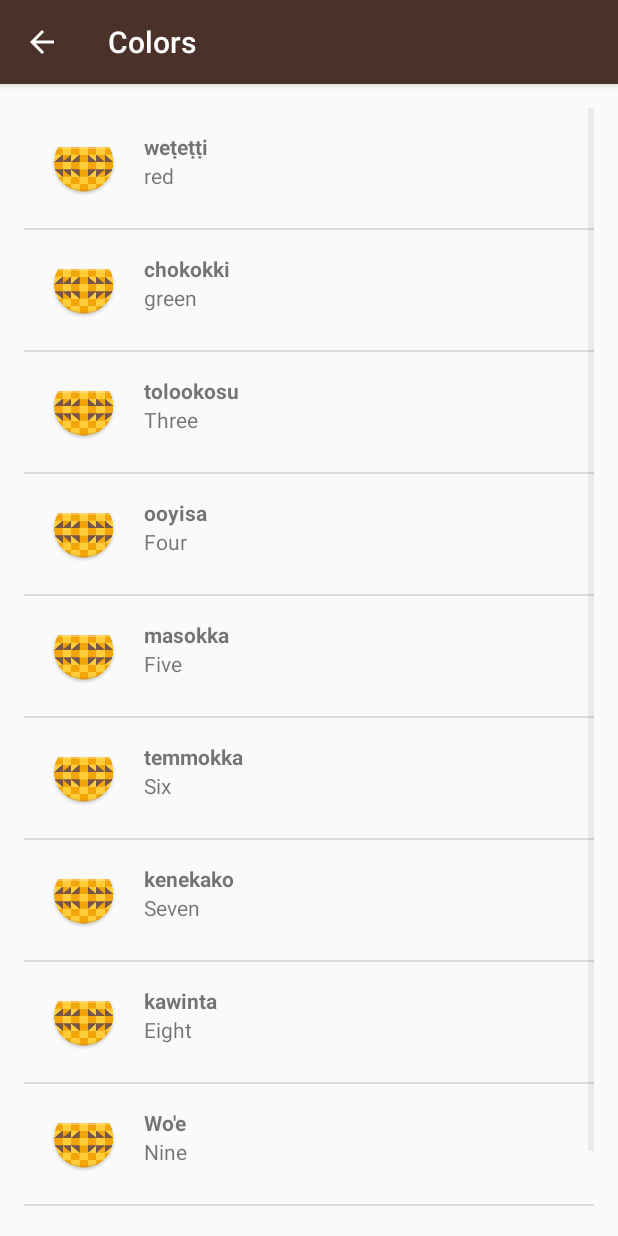
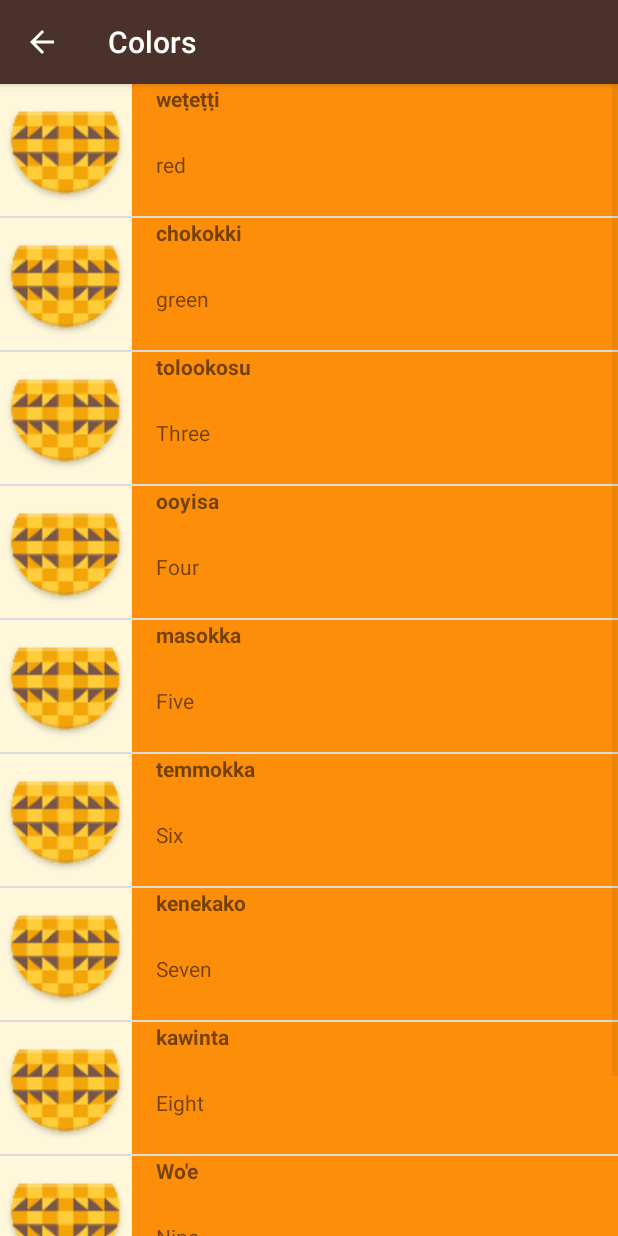
Before and after one commit to nirmaljoshua91/ud839_Miwok-lesson-one, an Android app: the ColorsActivity screen opened directly, with no data from a screen before it, on a phone screen of 412 x 824 dp. Run offline under Robolectric (Android 15) with nearby library versions, the phone set to English and light mode, and no system bars; 1 statement that could not run was skipped.

Commit message:
Vishual Polish_5_11

```diff
--- a/app/src/main/res/layout/activity_colors.xml
+++ b/app/src/main/res/layout/activity_colors.xml
@@ -17,10 +17,10 @@
     xmlns:tools="http://schemas.android.com/tools"
     android:layout_width="match_parent"
     android:layout_height="match_parent"
-    android:paddingBottom="@dimen/activity_vertical_margin"
+
     android:paddingLeft="@dimen/activity_horizontal_margin"
     android:paddingRight="@dimen/activity_horizontal_margin"
-    android:paddingTop="@dimen/activity_vertical_margin"
+
     tools:context="com.example.android.miwok.ColorsActivity">
 
 </RelativeLayout>
--- a/app/src/main/res/layout/activity_family.xml
+++ b/app/src/main/res/layout/activity_family.xml
@@ -17,10 +17,10 @@
     xmlns:tools="http://schemas.android.com/tools"
     android:layout_width="match_parent"
     android:layout_height="match_parent"
-    android:paddingBottom="@dimen/activity_vertical_margin"
+
     android:paddingLeft="@dimen/activity_horizontal_margin"
     android:paddingRight="@dimen/activity_horizontal_margin"
-    android:paddingTop="@dimen/activity_vertical_margin"
+
     tools:context="com.example.android.miwok.FamilyActivity">
 
 </RelativeLayout>
--- a/app/src/main/res/layout/activity_phrases.xml
+++ b/app/src/main/res/layout/activity_phrases.xml
@@ -17,10 +17,10 @@
     xmlns:tools="http://schemas.android.com/tools"
     android:layout_width="match_parent"
     android:layout_height="match_parent"
-    android:paddingBottom="@dimen/activity_vertical_margin"
+
     android:paddingLeft="@dimen/activity_horizontal_margin"
     android:paddingRight="@dimen/activity_horizontal_margin"
-    android:paddingTop="@dimen/activity_vertical_margin"
+
     tools:context="com.example.android.miwok.PhrasesActivity">
 
 </RelativeLayout>
--- a/app/src/main/res/layout/list_item.xml
+++ b/app/src/main/res/layout/list_item.xml
@@ -6,31 +6,37 @@
     android:layout_height="match_parent"
     android:orientation="horizontal"
 
-    android:padding="16dp">
+    >
 
     <ImageView
         android:id="@+id/imageLayout"
-        android:layout_width="wrap_content"
-        android:layout_height="wrap_content"
+        android:layout_width="@dimen/list_item_height"
+        android:layout_height="@dimen/list_item_height"
+        android:background="@color/tan_background"
         android:src="@mipmap/ic_launcher" />
 
     <LinearLayout
         android:id="@+id/textLayout"
-        android:layout_width="wrap_content"
-        android:layout_height="wrap_content"
+        android:layout_width="match_parent"
+        android:layout_height="match_parent"
+        android:background="@color/category_numbers"
         android:orientation="vertical"
         android:paddingLeft="16dp">
 
         <TextView
         android:id="@+id/list_item_miwokText"
-            android:layout_width="wrap_content"
-            android:layout_height="wrap_content"
+            android:layout_width="match_parent"
+            android:layout_height="0dp"
+            android:layout_gravity="bottom"
+            android:layout_weight="1"
         android:textStyle="bold"
         tools:text="xgfhdhhfgerhg"/>
     <TextView
         android:id="@+id/list_item_DefaultText"
-        android:layout_width="wrap_content"
-        android:layout_height="wrap_content"
+        android:layout_width="match_parent"
+        android:layout_height="0dp"
+        android:layout_gravity="top"
+        android:layout_weight="1"
        tools:text="dasgwsdhsrfh"/>
 
     </LinearLayout>
--- a/app/src/main/res/layout/word_list.xml
+++ b/app/src/main/res/layout/word_list.xml
@@ -19,10 +19,6 @@
     android:layout_width="match_parent"
     android:layout_height="match_parent"
     android:orientation="vertical"
-    android:paddingBottom="@dimen/activity_vertical_margin"
-    android:paddingLeft="@dimen/activity_horizontal_margin"
-    android:paddingRight="@dimen/activity_horizontal_margin"
-    android:paddingTop="@dimen/activity_vertical_margin"
     tools:context="com.example.android.miwok.NumbersActivity">
 
 
--- a/app/src/main/res/values/dimens.xml
+++ b/app/src/main/res/values/dimens.xml
@@ -16,6 +16,5 @@
     <!-- Height of each list item -->
     <dimen name="list_item_height">88dp</dimen>
     <!-- Default screen margins, per the Android Design guidelines. -->
-    <dimen name="activity_horizontal_margin">16dp</dimen>
-    <dimen name="activity_vertical_margin">16dp</dimen>
+
 </resources>
```
